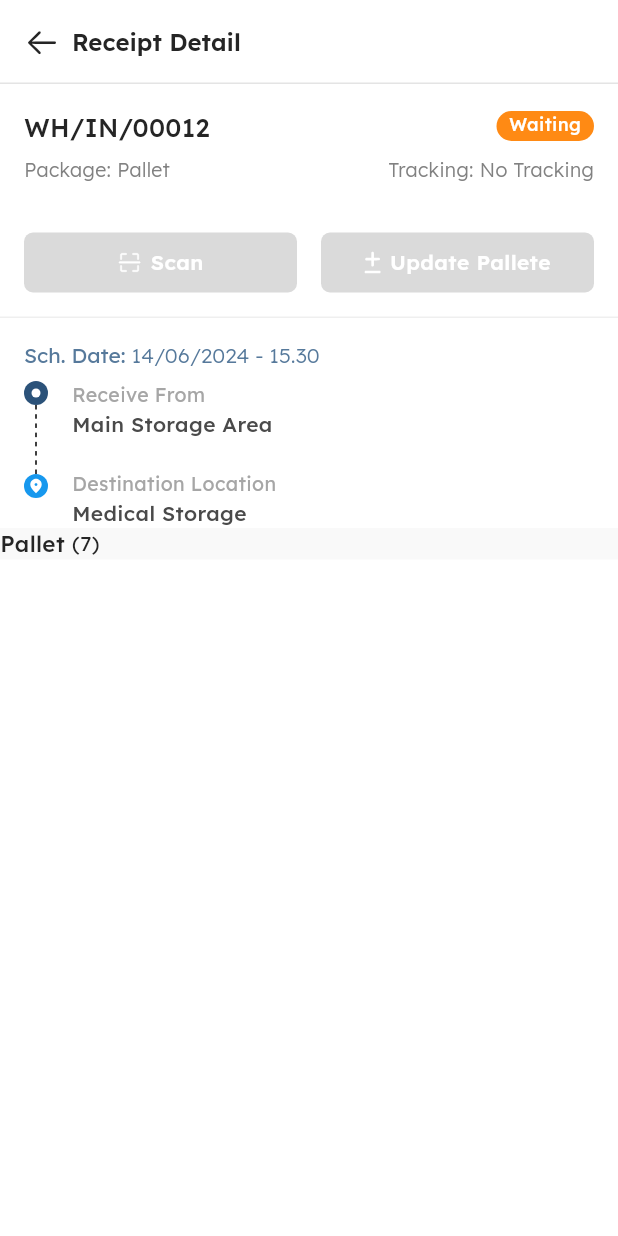
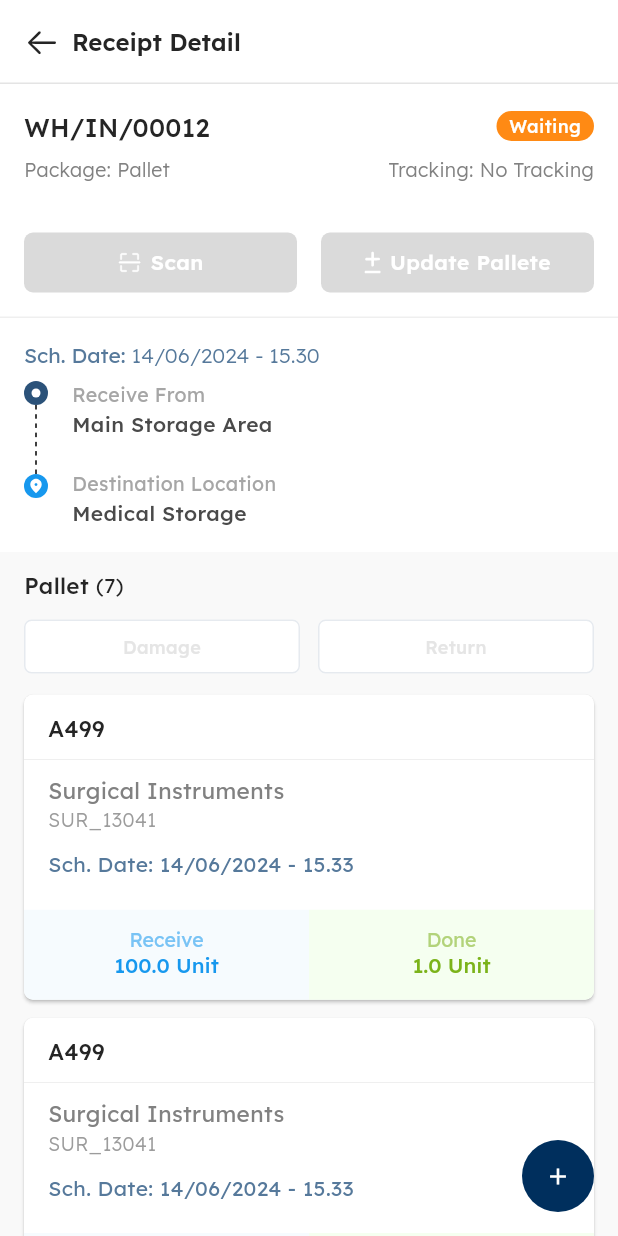
Before and after one commit to teguhw-scaleocean/inventory_3, a Flutter app: the screen it shows after launch, on a phone screen of 412 x 824 dp. Run offline on Flutter 3.47's test engine with Material 3 defaults, Android fonts, the phone set to English and light mode, and no system bars; drawn by our look-alikes of flutter_dash; our stand-ins replace device_preview, flutter_screenutil, flutter_svg.

Commit message:
receipt-detail-waiting-done

```diff
--- a/lib/app/main_app.dart
+++ b/lib/app/main_app.dart
@@ -36,10 +36,11 @@ class MainApp extends StatelessWidget {
   _getThemeData() {
     return ThemeData.light().copyWith(
         appBarTheme: const AppBarTheme(
+            scrolledUnderElevation: 0,
             systemOverlayStyle: SystemUiOverlayStyle(
-          statusBarColor: Colors.white,
-          statusBarIconBrightness: Brightness.light,
-        )),
+              statusBarColor: Colors.white,
+              statusBarIconBrightness: Brightness.light,
+            )),
         bottomSheetTheme:
             const BottomSheetThemeData(surfaceTintColor: Colors.white),
         canvasColor: Colors.white,
--- /dev/null
+++ b/lib/common/components/reusable_floating_action_button.dart
@@ -0,0 +1,21 @@
+import 'package:flutter/material.dart';
+
+import '../theme/color/color_name.dart';
+
+Widget reusableFloatingActionButton(
+    {required void Function() onTap, required IconData icon}) {
+  return InkWell(
+    onTap: onTap,
+    child: Container(
+        padding: const EdgeInsets.all(15),
+        decoration: const BoxDecoration(
+          shape: BoxShape.circle,
+          color: ColorName.mainColor,
+        ),
+        child: Icon(
+          icon,
+          color: ColorName.whiteColor,
+          size: 18,
+        )),
+  );
+}
--- a/lib/common/components/status_badge.dart
+++ b/lib/common/components/status_badge.dart
@@ -14,13 +14,15 @@ class StatusBadge extends StatelessWidget {
       height: 20,
       width: 65,
       // padding: const EdgeInsets.symmetric(
-      //     horizontal: 12.5, vertical: 6),
+      //     vertical: 6),
       decoration:
           BoxDecoration(color: color, borderRadius: BorderRadius.circular(25)),
-      child: Text(
-        status,
-        textAlign: TextAlign.center,
-        style: BaseText.whiteText12.copyWith(fontWeight: BaseText.medium),
+      child: Center(
+        child: Text(
+          status,
+          textAlign: TextAlign.center,
+          style: BaseText.whiteText12.copyWith(fontWeight: BaseText.medium),
+        ),
       ),
     );
   }
--- a/lib/presentation/receipt/screens/receipt_detail_screen.dart
+++ b/lib/presentation/receipt/screens/receipt_detail_screen.dart
@@ -4,6 +4,7 @@ import 'package:flutter_svg/flutter_svg.dart';
 import 'package:inventory_v3/common/components/custom_app_bar.dart';
 import 'package:inventory_v3/common/components/custom_divider.dart';
 import 'package:inventory_v3/common/components/primary_button.dart';
+import 'package:inventory_v3/common/components/reusable_floating_action_button.dart';
 import 'package:inventory_v3/common/constants/local_images.dart';
 
 import '../../../common/components/status_badge.dart';
@@ -24,12 +25,6 @@ class _ReceiptDetailScreenState extends State<ReceiptDetailScreen> {
     return SafeArea(
       child: Scaffold(
         appBar: const CustomAppBar(title: "Receipt Detail"),
-        // body: Container(
-        //   padding: const EdgeInsets.symmetric(horizontal: 16),
-        //   child: const Column(
-        //     children: [],
-        //   ),
-        // ),
         body: ListView(
           children: [
             Container(
@@ -101,9 +96,8 @@ class _ReceiptDetailScreenState extends State<ReceiptDetailScreen> {
             ),
             16.height,
             const CustomDivider(height: 1.0, color: ColorName.grey9Color),
-            16.height,
             Container(
-              padding: const EdgeInsets.symmetric(horizontal: 16),
+              padding: const EdgeInsets.all(16),
               child: Column(
                 crossAxisAlignment: CrossAxisAlignment.start,
                 children: [
@@ -162,10 +156,12 @@ class _ReceiptDetailScreenState extends State<ReceiptDetailScreen> {
                 ],
               ),
             ),
-            Expanded(
-              child: Container(
+            Container(
               color: ColorName.backgroundColor,
-                child: Row(
+              padding: const EdgeInsets.symmetric(vertical: 12, horizontal: 16),
+              child: Column(
+                children: [
+                  Row(
                     children: [
                       Text(
                         "Pallet ",
@@ -181,9 +177,25 @@ class _ReceiptDetailScreenState extends State<ReceiptDetailScreen> {
                       )
                     ],
                   ),
+                  12.height,
+                  buildPalletButtonSection(),
+                  14.height,
+                  ListView.builder(
+                      shrinkWrap: true,
+                      itemCount: 4,
+                      physics: const NeverScrollableScrollPhysics(),
+                      primary: false,
+                      itemBuilder: (context, index) {
+                        return buildPalleteItemCard();
+                      })
+                ],
               ),
             )
           ],
+        ),
+        floatingActionButton: reusableFloatingActionButton(
+          onTap: () {},
+          icon: Icons.add,
         ),
       ),
     );
@@ -227,7 +239,7 @@ class _ReceiptDetailScreenState extends State<ReceiptDetailScreen> {
     return Card(
       // semanticContainer: true,
       // clipBehavior: Clip.antiAliasWithSaveLayer,
-      margin: EdgeInsets.zero,
+      margin: const EdgeInsets.only(bottom: 12),
       shape: const RoundedRectangleBorder(
           borderRadius: BorderRadius.all(Radius.circular(6))),
       child: Column(
```
Lines whose indentation alone changed are shown as unchanged.
